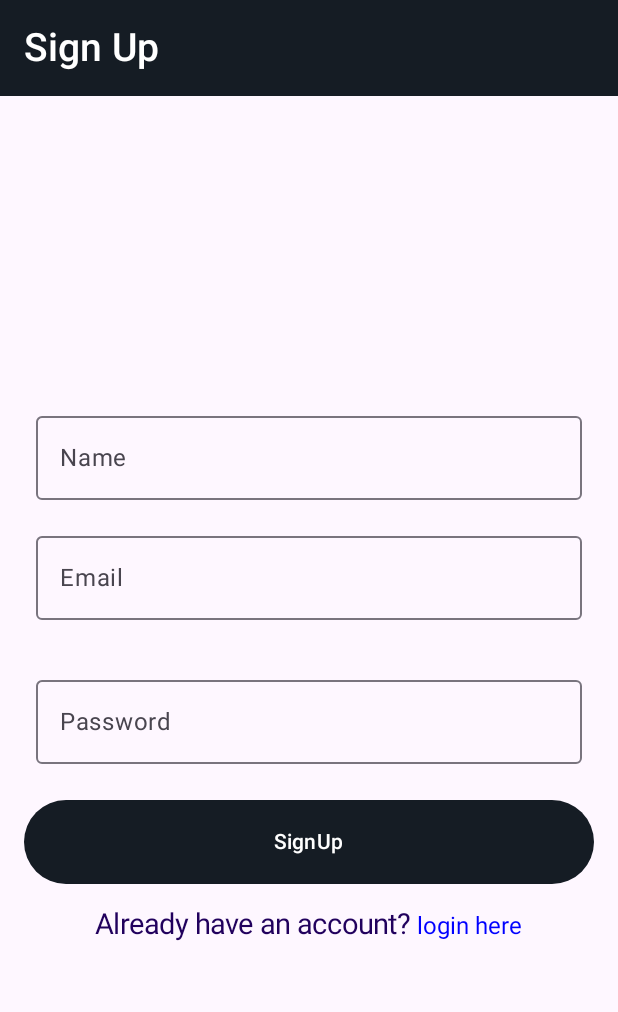
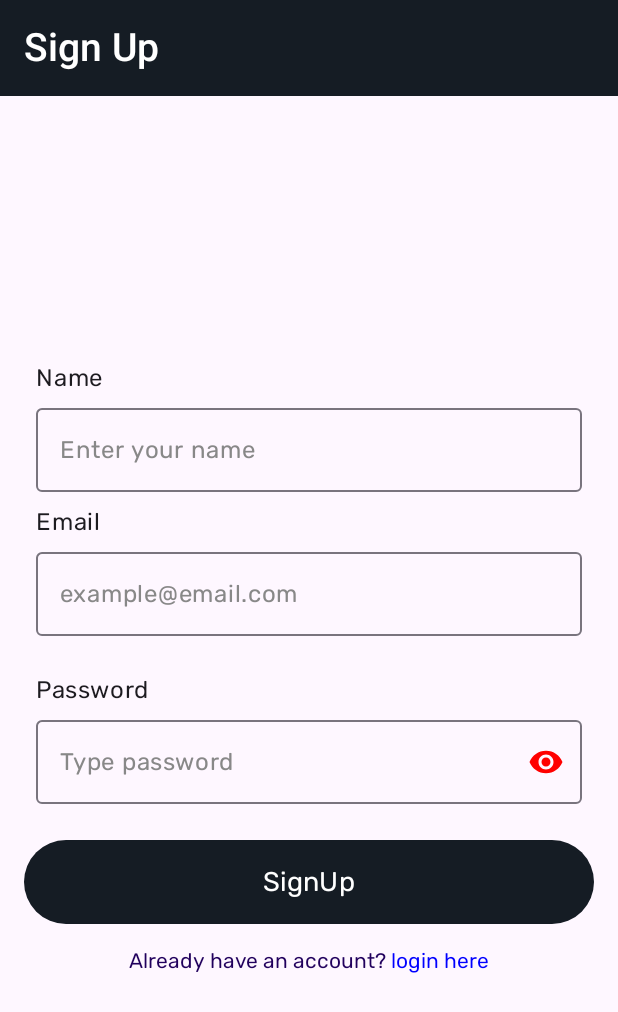
Before and after one commit to kanchasohail/People-Book, an Android app built with Jetpack Compose: the screen it shows after launch (MainActivity), after a tap on "Create a new account", on a phone screen of 412 x 824 dp. Shown: the top 1012 px of the screen. Run offline under Robolectric (Android 15) with nearby library versions, the phone set to English and light mode, and no system bars; our stand-ins replace Firebase (no records; nobody signed in at launch, a user with empty details on screens opened directly); 2 statements that could not run were skipped.

Commit message:
some ui changed in the auth screens

```diff
--- a/app/src/main/java/com/social/people_book/ui/common_views/AlertDialog.kt
+++ b/app/src/main/java/com/social/people_book/ui/common_views/AlertDialog.kt
@@ -7,6 +7,7 @@
 import androidx.compose.runtime.Composable
 import androidx.compose.ui.unit.dp
 import androidx.compose.ui.unit.sp
+import com.social.people_book.ui.layout.MyText
 
 @Composable
 fun ShowAlert(
@@ -18,19 +19,19 @@
     if (showDialog) {
         AlertDialog(
             title = {
-                Text("Confirm deletion")
+                MyText("Confirm deletion")
             },
-            text = { Text(text = msg, fontSize = 20.sp) },
+            text = { MyText(text = msg, fontSize = 20.sp) },
 
             onDismissRequest = onDismiss,
             confirmButton = {
                 TextButton(onClick = onConfirm) {
-                    Text("Yes", fontSize = 18.sp)
+                    MyText("Yes", fontSize = 18.sp)
                 }
             },
             dismissButton = {
                 TextButton(onClick = onDismiss) {
-                    Text("No", fontSize = 18.sp)
+                    MyText("No", fontSize = 18.sp)
                 }
             },
             shape = RoundedCornerShape(8.dp)
--- a/app/src/main/java/com/social/people_book/views/add_person_screen/AddPersonScreen.kt
+++ b/app/src/main/java/com/social/people_book/views/add_person_screen/AddPersonScreen.kt
@@ -10,6 +10,7 @@
 import androidx.compose.foundation.layout.padding
 import androidx.compose.foundation.layout.size
 import androidx.compose.foundation.shape.RoundedCornerShape
+import androidx.compose.foundation.text.KeyboardOptions
 import androidx.compose.material.icons.Icons
 import androidx.compose.material.icons.filled.ArrowBack
 import androidx.compose.material3.ExperimentalMaterial3Api
@@ -31,6 +32,7 @@
 import androidx.compose.ui.platform.LocalContext
 import androidx.compose.ui.res.painterResource
 import androidx.compose.ui.text.font.FontWeight
+import androidx.compose.ui.text.input.KeyboardType
 import androidx.compose.ui.unit.dp
 import androidx.compose.ui.unit.sp
 import androidx.lifecycle.viewmodel.compose.viewModel
@@ -160,6 +162,9 @@
                             viewModel.number = it
                         },
                         label = { Text(text = "Number") },
+                        keyboardOptions = KeyboardOptions(
+                            keyboardType = KeyboardType.Number
+                        ),
                         modifier = Modifier.padding(8.dp)
                     )
                 }
@@ -174,6 +179,9 @@
                         onValueChange = {
                             viewModel.email = it
                         },
+                        keyboardOptions = KeyboardOptions(
+                            keyboardType = KeyboardType.Email
+                        ),
                         label = { Text(text = "Email") },
                         modifier = Modifier.padding(8.dp)
                     )
--- a/app/src/main/java/com/social/people_book/views/auth_screen/AuthViewModel.kt
+++ b/app/src/main/java/com/social/people_book/views/auth_screen/AuthViewModel.kt
@@ -21,6 +21,7 @@
     var name by mutableStateOf("")
 
     var isLoading by mutableStateOf(false)
+    var isShowPassword by mutableStateOf(true)
 
 
     fun signUp(navController: NavController, context: Context) {
--- a/app/src/main/java/com/social/people_book/views/auth_screen/LoginScreen.kt
+++ b/app/src/main/java/com/social/people_book/views/auth_screen/LoginScreen.kt
@@ -2,7 +2,9 @@
 
 import androidx.compose.foundation.clickable
 import androidx.compose.foundation.layout.Arrangement
+import androidx.compose.foundation.layout.Box
 import androidx.compose.foundation.layout.Column
+import androidx.compose.foundation.layout.Row
 import androidx.compose.foundation.layout.Spacer
 import androidx.compose.foundation.layout.fillMaxSize
 import androidx.compose.foundation.layout.fillMaxWidth
@@ -10,8 +12,12 @@
 import androidx.compose.foundation.layout.padding
 import androidx.compose.foundation.text.KeyboardActions
 import androidx.compose.foundation.text.KeyboardOptions
+import androidx.compose.material.icons.Icons
+import androidx.compose.material.icons.filled.Email
 import androidx.compose.material3.Button
 import androidx.compose.material3.ExperimentalMaterial3Api
+import androidx.compose.material3.Icon
+import androidx.compose.material3.IconButton
 import androidx.compose.material3.MaterialTheme
 import androidx.compose.material3.OutlinedTextField
 import androidx.compose.material3.Scaffold
@@ -27,10 +33,15 @@
 import androidx.compose.ui.graphics.Color
 import androidx.compose.ui.platform.LocalContext
 import androidx.compose.ui.platform.LocalFocusManager
+import androidx.compose.ui.res.painterResource
 import androidx.compose.ui.text.font.FontWeight
+import androidx.compose.ui.text.input.KeyboardType
+import androidx.compose.ui.text.input.PasswordVisualTransformation
+import androidx.compose.ui.text.input.VisualTransformation
 import androidx.compose.ui.unit.dp
 import androidx.compose.ui.unit.sp
 import androidx.navigation.NavController
+import com.social.people_book.R
 import com.social.people_book.navigation.Screens
 import com.social.people_book.ui.layout.LoadingIndicator
 import com.social.people_book.ui.layout.MyDivider
@@ -80,17 +91,20 @@
                 modifier = Modifier
                     .fillMaxSize()
                     .padding(16.dp),
-                horizontalAlignment = Alignment.CenterHorizontally,
                 verticalArrangement = Arrangement.Center
             ) {
                 // Email field
+                MyText(text = "Email", modifier = Modifier.padding(start = 8.dp))
                 OutlinedTextField(
                     value = viewModel.email,
                     onValueChange = { viewModel.email = it },
-                    label = { Text("Email") },
                     keyboardOptions = KeyboardOptions.Default.copy(
-                        imeAction = androidx.compose.ui.text.input.ImeAction.Next
+                        imeAction = androidx.compose.ui.text.input.ImeAction.Next,
+                        keyboardType = KeyboardType.Email
                     ),
+                    placeholder = {
+                        MyText(text = "example@email.com", color = Color.Gray)
+                    },
                     keyboardActions = KeyboardActions(
                         onNext = {
                             passwordFocusRequester.requestFocus()
@@ -104,21 +118,48 @@
                 Spacer(modifier = Modifier.height(16.dp))
 
                 // Password field
+
+                MyText(text = "Password", modifier = Modifier.padding(start = 8.dp))
+
                 OutlinedTextField(
                     value = viewModel.password,
                     onValueChange = { viewModel.password = it },
-                    label = { Text("Password") },
                     keyboardOptions = KeyboardOptions.Default.copy(
-                        imeAction = androidx.compose.ui.text.input.ImeAction.Done
+                        imeAction = androidx.compose.ui.text.input.ImeAction.Done,
+                        keyboardType = KeyboardType.Password
                     ),
                     keyboardActions = KeyboardActions(
                         onDone = { /* Handle the login action */ }
+                    ),
+                    placeholder = {
+                        MyText(text = "Type password", color = Color.Gray)
+                    },
+                    trailingIcon = {
+                        Icon(
+                            painter = painterResource(id = R.drawable.ic_eye_icon),
+                            contentDescription = "show password",
+                            tint = if (viewModel.isShowPassword) Color.Red else textColor,
+                            modifier = Modifier.clickable {
+                                viewModel.isShowPassword = !viewModel.isShowPassword
+                            })
+                    },
+                    singleLine = true,
+                    visualTransformation = if (viewModel.isShowPassword) VisualTransformation.None else PasswordVisualTransformation(
+                        mask = '*'
                     ),
                     modifier = Modifier
                         .fillMaxWidth()
                         .padding(8.dp)
                         .focusRequester(passwordFocusRequester)
                 )
+                Box(
+                    Modifier
+                        .fillMaxWidth()
+                        .padding(horizontal = 8.dp),
+                    contentAlignment = Alignment.CenterEnd
+                ) {
+                    MyText(text = "Forgot password?", color = Color.Blue)
+                }
 
                 Spacer(modifier = Modifier.height(16.dp))
 
@@ -132,16 +173,21 @@
                             .fillMaxWidth()
                             .height(56.dp)
                     ) {
-                        Text("Login")
+                        MyText("Login", fontSize = 18.sp)
                     }
                 } else {
                     LoadingIndicator()
                 }
 
                 Spacer(modifier = Modifier.height(16.dp))
-                MyText(text = "Create a new account", modifier = Modifier.clickable {
-                    navController.navigate(Screens.SignUpScreen.route)
-                })
+                Box(
+                    modifier = Modifier.fillMaxWidth(),
+                    contentAlignment = Alignment.Center
+                ) {
+                    MyText(text = "Create a new account", modifier = Modifier.clickable {
+                        navController.navigate(Screens.SignUpScreen.route)
+                    })
+                }
             }
         }
     }
--- a/app/src/main/java/com/social/people_book/views/auth_screen/SignUpScreen.kt
+++ b/app/src/main/java/com/social/people_book/views/auth_screen/SignUpScreen.kt
@@ -4,6 +4,7 @@
 import android.net.Uri
 import androidx.compose.foundation.clickable
 import androidx.compose.foundation.layout.Arrangement
+import androidx.compose.foundation.layout.Box
 import androidx.compose.foundation.layout.Column
 import androidx.compose.foundation.layout.Spacer
 import androidx.compose.foundation.layout.fillMaxSize
@@ -15,6 +16,7 @@
 import androidx.compose.foundation.text.KeyboardOptions
 import androidx.compose.material3.Button
 import androidx.compose.material3.ExperimentalMaterial3Api
+import androidx.compose.material3.Icon
 import androidx.compose.material3.MaterialTheme
 import androidx.compose.material3.OutlinedTextField
 import androidx.compose.material3.Scaffold
@@ -29,18 +31,25 @@
 import androidx.compose.ui.focus.focusRequester
 import androidx.compose.ui.graphics.Color
 import androidx.compose.ui.platform.LocalContext
+import androidx.compose.ui.res.painterResource
 import androidx.compose.ui.text.SpanStyle
 import androidx.compose.ui.text.TextStyle
 import androidx.compose.ui.text.buildAnnotatedString
 import androidx.compose.ui.text.font.FontWeight
 import androidx.compose.ui.text.input.ImeAction
+import androidx.compose.ui.text.input.KeyboardType
+import androidx.compose.ui.text.input.PasswordVisualTransformation
+import androidx.compose.ui.text.input.VisualTransformation
 import androidx.compose.ui.text.withStyle
 import androidx.compose.ui.unit.dp
 import androidx.compose.ui.unit.sp
 import androidx.navigation.NavController
+import com.social.people_book.R
 import com.social.people_book.navigation.Screens
 import com.social.people_book.ui.layout.LoadingIndicator
 import com.social.people_book.ui.layout.MyDivider
+import com.social.people_book.ui.layout.MyText
+import com.social.people_book.ui.theme.RubikFontFamily
 
 @OptIn(ExperimentalMaterial3Api::class)
 @Composable
@@ -89,14 +98,16 @@
                 modifier = Modifier
                     .fillMaxSize()
                     .padding(16.dp),
-                horizontalAlignment = Alignment.CenterHorizontally,
                 verticalArrangement = Arrangement.Center
             ) {
                 // Name field
+                MyText(text = "Name", modifier = Modifier.padding(start = 8.dp))
                 OutlinedTextField(
                     value = viewModel.name,
                     onValueChange = { viewModel.name = it },
-                    label = { Text("Name") },
+                    placeholder = {
+                        MyText(text = "Enter your name", color = Color.Gray)
+                    },
                     keyboardOptions = KeyboardOptions.Default.copy(
                         imeAction = ImeAction.Next
                     ),
@@ -111,13 +122,17 @@
                 )
 
                 // Email field
+                MyText(text = "Email", modifier = Modifier.padding(start = 8.dp))
                 OutlinedTextField(
                     value = viewModel.email,
                     onValueChange = { viewModel.email = it },
-                    label = { Text("Email") },
                     keyboardOptions = KeyboardOptions.Default.copy(
-                        imeAction = ImeAction.Next
+                        imeAction = ImeAction.Next,
+                        keyboardType = KeyboardType.Email
                     ),
+                    placeholder = {
+                        MyText(text = "example@email.com", color = Color.Gray)
+                    },
                     keyboardActions = KeyboardActions(
                         onNext = {
                             passwordFocusRequester.requestFocus()
@@ -131,15 +146,34 @@
                 Spacer(modifier = Modifier.height(16.dp))
 
                 // Password field
+
+                MyText(text = "Password", modifier = Modifier.padding(start = 8.dp))
+
                 OutlinedTextField(
                     value = viewModel.password,
                     onValueChange = { viewModel.password = it },
-                    label = { Text("Password") },
                     keyboardOptions = KeyboardOptions.Default.copy(
-                        imeAction = ImeAction.Done
+                        imeAction = ImeAction.Done,
+                        keyboardType = KeyboardType.Password
                     ),
                     keyboardActions = KeyboardActions(
                         onDone = { /* Handle the login action */ }
+                    ),
+                    placeholder = {
+                        MyText(text = "Type password", color = Color.Gray)
+                    },
+                    trailingIcon = {
+                        Icon(
+                            painter = painterResource(id = R.drawable.ic_eye_icon),
+                            contentDescription = "show password",
+                            tint = if (viewModel.isShowPassword) Color.Red else textColor,
+                            modifier = Modifier.clickable {
+                                viewModel.isShowPassword = !viewModel.isShowPassword
+                            })
+                    },
+                    singleLine = true,
+                    visualTransformation = if (viewModel.isShowPassword) VisualTransformation.None else PasswordVisualTransformation(
+                        mask = '*'
                     ),
                     modifier = Modifier
                         .fillMaxWidth()
@@ -159,21 +193,21 @@
                             .fillMaxWidth()
                             .height(56.dp)
                     ) {
-                        Text("SignUp")
+                        MyText("SignUp", fontSize = 18.sp)
                     }
                 } else {
                     LoadingIndicator()
                 }
 
                 Spacer(modifier = Modifier.height(16.dp))
+                Box(modifier = Modifier.fillMaxWidth(), contentAlignment = Alignment.Center) {
                     val annotatedString = buildAnnotatedString {
                         append("Already have an account? ")
                         pushStringAnnotation(tag = "login", annotation = "nothing")
-//                    append("login here")
                         withStyle(
                             style = SpanStyle(
                                 color = Color.Blue,
-                            fontSize = 16.sp
+                                fontFamily = RubikFontFamily
                             )
                         ) {
                             append("login here")
@@ -192,11 +226,12 @@
                             }
                         },
                         style = TextStyle(
-                        fontSize = 19.sp,
-                        color = MaterialTheme.colorScheme.onPrimaryContainer
+                            color = MaterialTheme.colorScheme.onPrimaryContainer,
+                            fontFamily = RubikFontFamily
                         )
                     )
                 }
             }
         }
     }
+}
--- /dev/null
+++ b/app/src/main/res/drawable/ic_eye_icon.xml
@@ -0,0 +1,5 @@
+<vector android:height="24dp" android:tint="#000000"
+    android:viewportHeight="24" android:viewportWidth="24"
+    android:width="24dp" xmlns:android="http://schemas.android.com/apk/res/android">
+    <path android:fillColor="@android:color/white" android:pathData="M12,4.5C7,4.5 2.73,7.61 1,12c1.73,4.39 6,7.5 11,7.5s9.27,-3.11 11,-7.5c-1.73,-4.39 -6,-7.5 -11,-7.5zM12,17c-2.76,0 -5,-2.24 -5,-5s2.24,-5 5,-5 5,2.24 5,5 -2.24,5 -5,5zM12,9c-1.66,0 -3,1.34 -3,3s1.34,3 3,3 3,-1.34 3,-3 -1.34,-3 -3,-3z"/>
+</vector>
```
Lines whose indentation alone changed are shown as unchanged.
